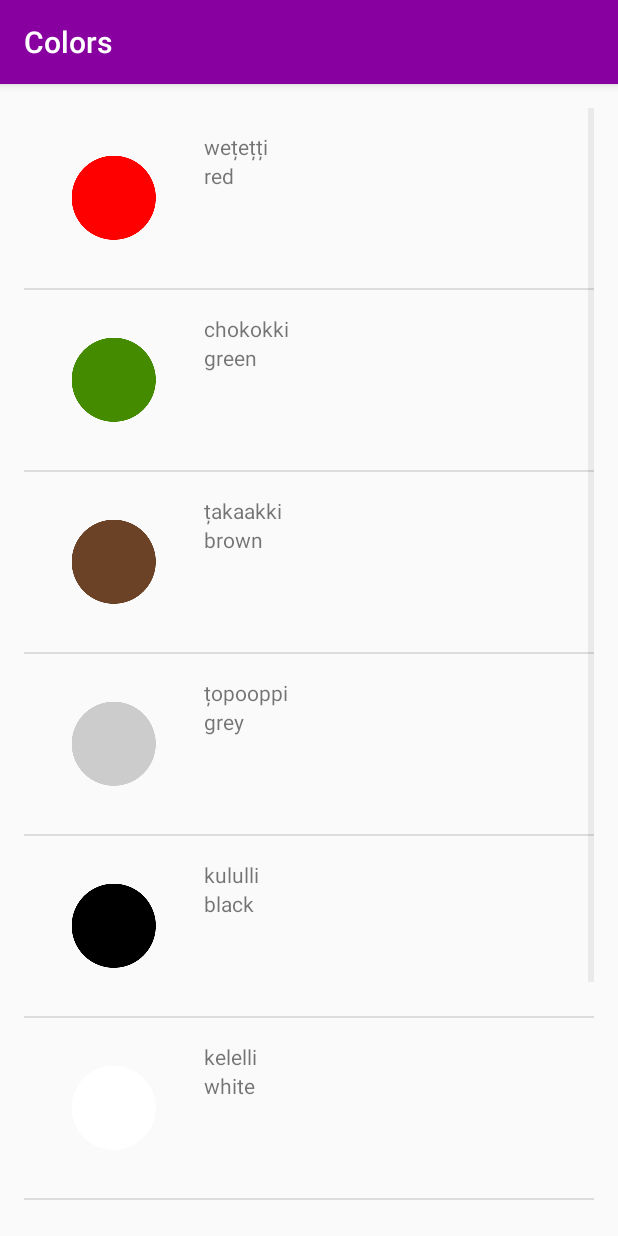
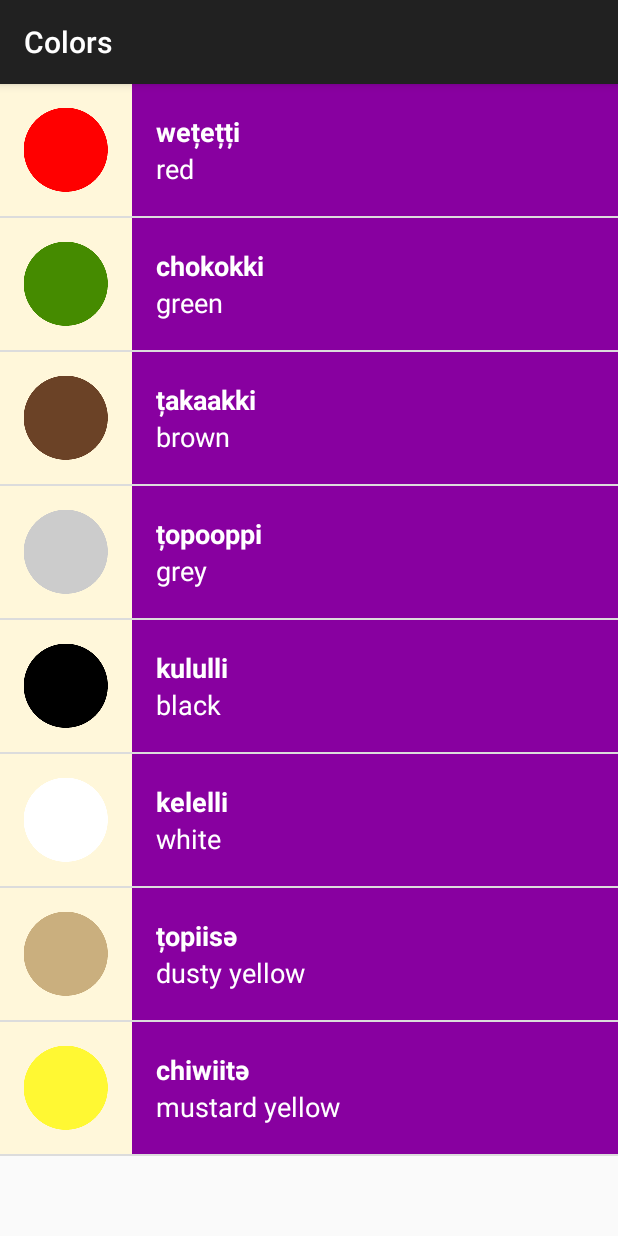
Before and after one commit to luispuchades/UDACITY_ANDROID_Miwok, an Android app: the ColorsActivity screen opened directly, with no data from a screen before it, on a phone screen of 412 x 824 dp. Run offline under Robolectric (Android 15) with nearby library versions, the phone set to English and light mode, and no system bars.

Commit message:
UDACITY_ANDROID_Miwok
UDACITY - ANDROID - Miwok - English - Translator -
- Loaded Icon Images
- Solved background color per activity

```diff
--- a/app/src/main/java/com/example/android/miwok/ColorsActivity.java
+++ b/app/src/main/java/com/example/android/miwok/ColorsActivity.java
@@ -30,7 +30,7 @@
         //Create new WordAdapter Object that presents pair of words in the new defined layout
         //called list_item
         WordAdapter adapter =
-                new WordAdapter(this, words);
+                new WordAdapter(this, words, R.color.category_colors);
 
         //Capture of ListView listview with ID list
         ListView listView = (ListView) findViewById(R.id.list);
--- a/app/src/main/java/com/example/android/miwok/FamilyActivity.java
+++ b/app/src/main/java/com/example/android/miwok/FamilyActivity.java
@@ -32,7 +32,7 @@
         //Create new WordAdapter Object that presents pair of words in the new defined layout
         //called list_item
         WordAdapter adapter =
-                new WordAdapter(this, words);
+                new WordAdapter(this, words, R.color.category_family);
 
         //Capture of ListView listview with ID list
         ListView listView = (ListView) findViewById(R.id.list);
--- a/app/src/main/java/com/example/android/miwok/NumbersActivity.java
+++ b/app/src/main/java/com/example/android/miwok/NumbersActivity.java
@@ -65,7 +65,7 @@
         // This list item layout contains a single {@link TextView}, which the adapter will set to
         // display a single word.
         WordAdapter adapter =
-                new WordAdapter(this, words);
+                new WordAdapter(this, words, R.color.category_numbers);
 
         // Find the {@link ListView} object in the view hierarchy of the {@link Activity}.
         // There should be a {@link ListView} with the view ID called list, which is declared in the
--- a/app/src/main/java/com/example/android/miwok/PhrasesActivity.java
+++ b/app/src/main/java/com/example/android/miwok/PhrasesActivity.java
@@ -32,7 +32,7 @@
         //Create new WordAdapter Object that presents pair of words in the new defined layout
         //called list_item
         WordAdapter adapter =
-                new WordAdapter(this, words);
+                new WordAdapter(this, words, R.color.category_phrases);
 
         //Capture of ListView listview with ID list
         ListView listView = (ListView) findViewById(R.id.list);
--- a/app/src/main/java/com/example/android/miwok/Word.java
+++ b/app/src/main/java/com/example/android/miwok/Word.java
@@ -18,7 +18,10 @@
     private String mMiwokTranslation;
 
     /** Image resource ID for the Word*/
-    private int mImageResourceID;
+    private int mImageResourceID = NO_IMAGE_PROVIDED;
+
+    /** Constant value that represents no image was provided for this word*/
+    private static final int NO_IMAGE_PROVIDED = -1;
 
     /**
      * Create a new Word object.
@@ -30,8 +33,8 @@
      * Constructor
      */
     public Word(String defaultTranslation, String miwokTranslation) {
-        this.mDefaultTranslation = defaultTranslation;
-        this.mMiwokTranslation = miwokTranslation;
+        mDefaultTranslation = defaultTranslation;
+        mMiwokTranslation = miwokTranslation;
     }
 
     public Word(String defaultTranslation, String miwokTranslation, int imageResourceID){
@@ -62,4 +65,13 @@
     public int getImageResourceID() {
         return mImageResourceID;
     }
+
+    /**
+     * Returns whether or not there is an image for this word
+     */
+
+    public boolean hasImage(){
+        return mImageResourceID != NO_IMAGE_PROVIDED;
+    }
+
 }
--- a/app/src/main/java/com/example/android/miwok/WordAdapter.java
+++ b/app/src/main/java/com/example/android/miwok/WordAdapter.java
@@ -4,6 +4,7 @@
 import android.media.Image;
 import android.support.annotation.NonNull;
 import android.support.annotation.Nullable;
+import android.support.v4.content.ContextCompat;
 import android.view.LayoutInflater;
 import android.view.View;
 import android.view.ViewGroup;
@@ -20,12 +21,16 @@
 
 public class WordAdapter extends ArrayAdapter<Word> {
 
-    public WordAdapter(Activity context, ArrayList<Word> words) {
+    /** Resource ID for the backgroung color for this list of words */
+    private int mColorResourceID;
+
+    public WordAdapter(Activity context, ArrayList<Word> words, int colorResourceID) {
         // Here, we initialize the ArrayAdapter's internal storage for the context and the list.
         // the second argument is used when the ArrayAdapter is populating a single TextView.
         // Because this is a custom adapter for two TextViews and an ImageView, the adapter is not
         // going to use this second argument, so it can be any value. Here, we used 0.
         super(context, 0, words);
+        mColorResourceID = colorResourceID;
     }
 
     @NonNull
@@ -54,13 +59,33 @@
         defaultTextView.setText(currentWord.getDefaultTranslation());
 
         // Find the ImageView in the list_item.xml layout with the ID image
-        ImageView iconView = (ImageView) listItemView.findViewById(R.id.image);
+        ImageView imageView = (ImageView) listItemView.findViewById(R.id.image);
         // Get the iconImage from the current Word object and
         // set this image on the image ImageView
-        iconView.setImageResource(currentWord.getImageResourceID());
+        // imageView.setImageResource(currentWord.getImageResourceID());
         // Return the whole list item layout (containing 2 TextViews and an ImageView)
         // so that it can be shown in the ListView
+
+        //Check if an image is provided for this word or not
+        if(currentWord.hasImage()){
+            //If an image is available, display the proivided image based on the resource ID
+            imageView.setImageResource(currentWord.getImageResourceID());
+            //Make sure the view is visible
+            imageView.setVisibility(View.VISIBLE);
+        } else {
+            //Otherwise hide the ImageView (set visibility to gone)
+            imageView.setVisibility(View.GONE);
+        }
+
+        // Set the theme colo for the list item
+        View textContainer = listItemView.findViewById(R.id.text_container);
+        // Find the color that the resource ID maps to
+        int color = ContextCompat.getColor(getContext(), mColorResourceID);
+        // Set the text background color of the text container view
+        textContainer.setBackgroundColor(color);
+
+        // Return the whole list item layout (containing 2 TextViews) so that it can be shown in
+        // the ListView.
         return listItemView;
-
     }
 }
--- a/app/src/main/res/layout/list_item.xml
+++ b/app/src/main/res/layout/list_item.xml
@@ -2,33 +2,44 @@
 <LinearLayout
     xmlns:android="http://schemas.android.com/apk/res/android"
     xmlns:tools="http://schemas.android.com/tools"
-    android:orientation="horizontal"
     android:layout_width="match_parent"
     android:layout_height="match_parent"
-    android:padding="16dp">
+    android:orientation="horizontal"
+    android:minHeight="@dimen/list_item_height"
+    android:background="@color/tan_background" >
+
 
         <ImageView
             android:id="@+id/image"
-            android:layout_width="wrap_content"
-            android:layout_height="wrap_content"
-            android:src="@mipmap/ic_launcher" />
+            android:layout_width="@dimen/list_item_height"
+            android:layout_height="@dimen/list_item_height" />
 
         <LinearLayout
-            android:layout_width="wrap_content"
-            android:layout_height="wrap_content"
+            android:id="@+id/text_container"
+            android:layout_width="match_parent"
+            android:layout_height="match_parent"
             android:orientation="vertical"
-            android:paddingLeft="16dp">
+            android:paddingLeft="16dp" >
 
             <TextView
                 android:id="@+id/miwok_text_view"
-                android:layout_width="wrap_content"
-                android:layout_height="wrap_content"
+                android:layout_width="match_parent"
+                android:layout_height="0dp"
+                android:layout_weight="1"
+                android:gravity="bottom"
+                android:textAppearance="?android:textAppearanceMedium"
+                android:textColor="@android:color/white"
+                android:textStyle="bold"
                 tools:text="lutti"/>
 
             <TextView
                 android:id="@+id/default_text_view"
-                android:layout_width="wrap_content"
-                android:layout_height="wrap_content"
+                android:layout_width="match_parent"
+                android:layout_height="0dp"
+                android:layout_weight="1"
+                android:gravity="top"
+                android:textAppearance="?android:textAppearanceMedium"
+                android:textColor="@android:color/white"
                 tools:text="one"/>
 
         </LinearLayout>
--- a/app/src/main/res/layout/word_list.xml
+++ b/app/src/main/res/layout/word_list.xml
@@ -4,8 +4,4 @@
     android:id="@+id/list"
     android:orientation="vertical"
     android:layout_width="match_parent"
-    android:layout_height="match_parent"
-    android:paddingBottom="@dimen/activity_vertical_margin"
-    android:paddingLeft="@dimen/activity_horizontal_margin"
-    android:paddingRight="@dimen/activity_horizontal_margin"
-    android:paddingTop="@dimen/activity_vertical_margin" />
+    android:layout_height="match_parent" />
--- a/app/src/main/res/values/colors.xml
+++ b/app/src/main/res/values/colors.xml
@@ -14,7 +14,7 @@
      limitations under the License.
 -->
 <resources>
-    <!-- Primary color of the app (shown in the app bar) -->
+    <!-- Primary color of the app (shown in the app bar)  Old #4A312A -->
     <color name="primary_color">#4A312A</color>
 
     <!-- Primary dark color of the app (shown in the status bar) -->
@@ -34,4 +34,6 @@
 
     <!-- Background color for the phrases category -->
     <color name="category_phrases">#16AFCA</color>
+
+    <color name="activity_text_color">#FFFFFF</color>
 </resources>
--- a/app/src/main/res/values/styles.xml
+++ b/app/src/main/res/values/styles.xml
@@ -1,17 +1,3 @@
-<!-- Copyright (C) 2016 The Android Open Source Project
-
-     Licensed under the Apache License, Version 2.0 (the "License");
-     you may not use this file except in compliance with the License.
-     You may obtain a copy of the License at
-
-          http://www.apache.org/licenses/LICENSE-2.0
-
-     Unless required by applicable law or agreed to in writing, software
-     distributed under the License is distributed on an "AS IS" BASIS,
-     WITHOUT WARRANTIES OR CONDITIONS OF ANY KIND, either express or implied.
-     See the License for the specific language governing permissions and
-     limitations under the License.
--->
 <resources>
 
     <!-- Base application theme. -->
@@ -22,22 +8,22 @@
 
     <!--Style for Numbers Theme-->
     <style name="numbersTheme" parent="Theme.AppCompat.Light.DarkActionBar">
-        <item name="colorPrimary">@color/category_numbers</item>
+        <!--<item name="colorPrimary">@color/category_numbers</item>-->
     </style>
 
     <!--Style for Numbers Theme-->
     <style name="phrasesTheme" parent="Theme.AppCompat.Light.DarkActionBar">
-        <item name="colorPrimary">@color/category_phrases</item>
+        <!--<item name="colorPrimary">@color/category_phrases</item>-->
     </style>
 
     <!--Style for Numbers Theme-->
     <style name="familyTheme" parent="Theme.AppCompat.Light.DarkActionBar">
-        <item name="colorPrimary">@color/category_family</item>
+        <!--<item name="colorPrimary">@color/category_family</item>-->
     </style>
 
     <!--Style for Numbers Theme-->
     <style name="colorsTheme" parent="Theme.AppCompat.Light.DarkActionBar">
-        <item name="colorPrimary">@color/category_colors</item>
+        <!--<item name="colorPrimary">@color/category_colors</item>-->
     </style>
 
     <!-- Style for a category of vocabulary words -->
@@ -46,8 +32,9 @@
         <item name="android:layout_height">@dimen/list_item_height</item>
         <item name="android:gravity">center_vertical</item>
         <item name="android:padding">16dp</item>
-        <item name="android:textColor">@android:color/white</item>
+        <item name="android:textColor">@color/activity_text_color</item>
         <item name="android:textStyle">bold</item>
         <item name="android:textAppearance">?android:textAppearanceMedium</item>
     </style>
+
 </resources>
```
Also changed, not shown: app/src/main/java/com/example/android/miwok/MainActivity.java (+0 -15 lines), app/src/main/res/layout/activity_main.xml (+0 -14 lines), app/src/main/res/values-w820dp/dimens.xml (deleted, +0 -20 lines), app/src/main/res/values/dimens.xml (+2 -17 lines), app/src/main/res/values/strings.xml (+0 -14 lines).
